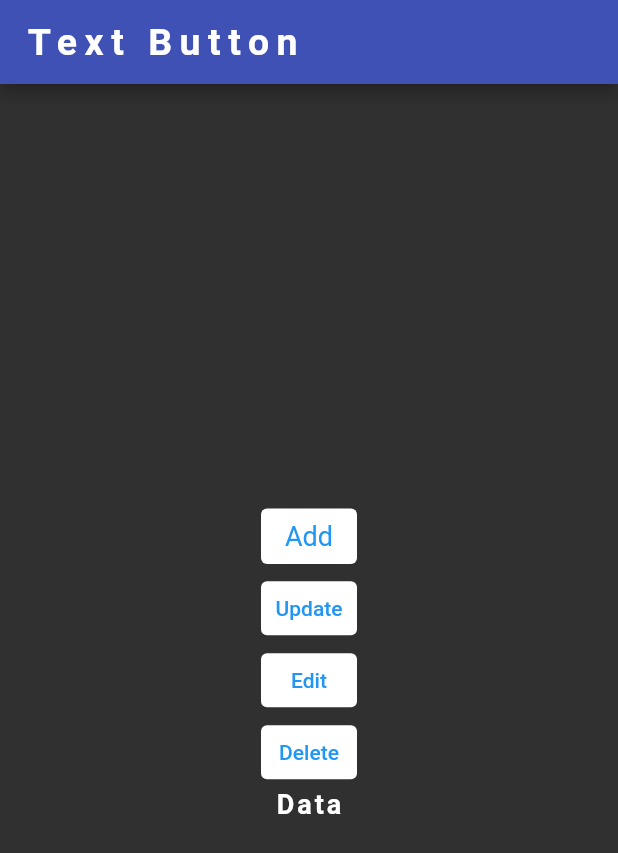
After one commit to vishwanath-91/flutter_example, a Flutter app: the screen it shows after launch, on a phone screen of 412 x 824 dp. The commit adds this screen. Shown: the top 853 px of the screen. Run offline on Flutter 3.47's test engine with Material 2 defaults, Android fonts, the phone set to English and light mode, and no system bars.

Commit message:
text button

```diff
--- a/lib/main.dart
+++ b/lib/main.dart
@@ -1,5 +1,5 @@
 import 'package:flutter/material.dart';
-import 'package:flutter_example/wrap_widget.dart';
+import 'package:flutter_example/text_button.dart';
 
 void main() {
   runApp(const MyApp());
@@ -34,7 +34,7 @@ class MyApp extends StatelessWidget {
           ),
         ),
         home: const Scaffold(
-          body: WrapWidget(),
+          body: Textbuttonwidgets(),
         ));
   }
 }
--- /dev/null
+++ b/lib/text_button.dart
@@ -0,0 +1,61 @@
+import 'package:flutter/material.dart';
+
+class Textbuttonwidgets extends StatelessWidget {
+  const Textbuttonwidgets({super.key});
+
+  @override
+  Widget build(BuildContext context) {
+    return Scaffold(
+      appBar: AppBar(title: const Text("Text Button")),
+      body: Column(
+        mainAxisAlignment: MainAxisAlignment.center,
+        crossAxisAlignment: CrossAxisAlignment.center,
+        children: [
+          Center(
+            child: TextButton(
+                style: const ButtonStyle(
+                  backgroundColor: MaterialStatePropertyAll(Colors.white),
+                  overlayColor: MaterialStatePropertyAll(Colors.blueGrey),
+                  textStyle: MaterialStatePropertyAll(TextStyle(fontSize: 18)),
+                ),
+                onPressed: () {},
+                child: const Text(
+                  "Add",
+                )),
+          ),
+          Center(
+            child: TextButton(
+                style: const ButtonStyle(
+                    backgroundColor: MaterialStatePropertyAll(Colors.white),
+                    overlayColor: MaterialStatePropertyAll(Colors.blueGrey)),
+                onPressed: () {},
+                child: const Text(
+                  "Update",
+                )),
+          ),
+          Center(
+            child: TextButton(
+                style: const ButtonStyle(
+                    backgroundColor: MaterialStatePropertyAll(Colors.white),
+                    overlayColor: MaterialStatePropertyAll(Colors.blueGrey)),
+                onPressed: () {},
+                child: const Text(
+                  "Edit",
+                )),
+          ),
+          Center(
+            child: TextButton(
+                style: const ButtonStyle(
+                    backgroundColor: MaterialStatePropertyAll(Colors.white),
+                    overlayColor: MaterialStatePropertyAll(Colors.blueGrey)),
+                onPressed: () {},
+                child: const Text(
+                  "Delete",
+                )),
+          ),
+          Text("Data"),
+        ],
+      ),
+    );
+  }
+}
```
